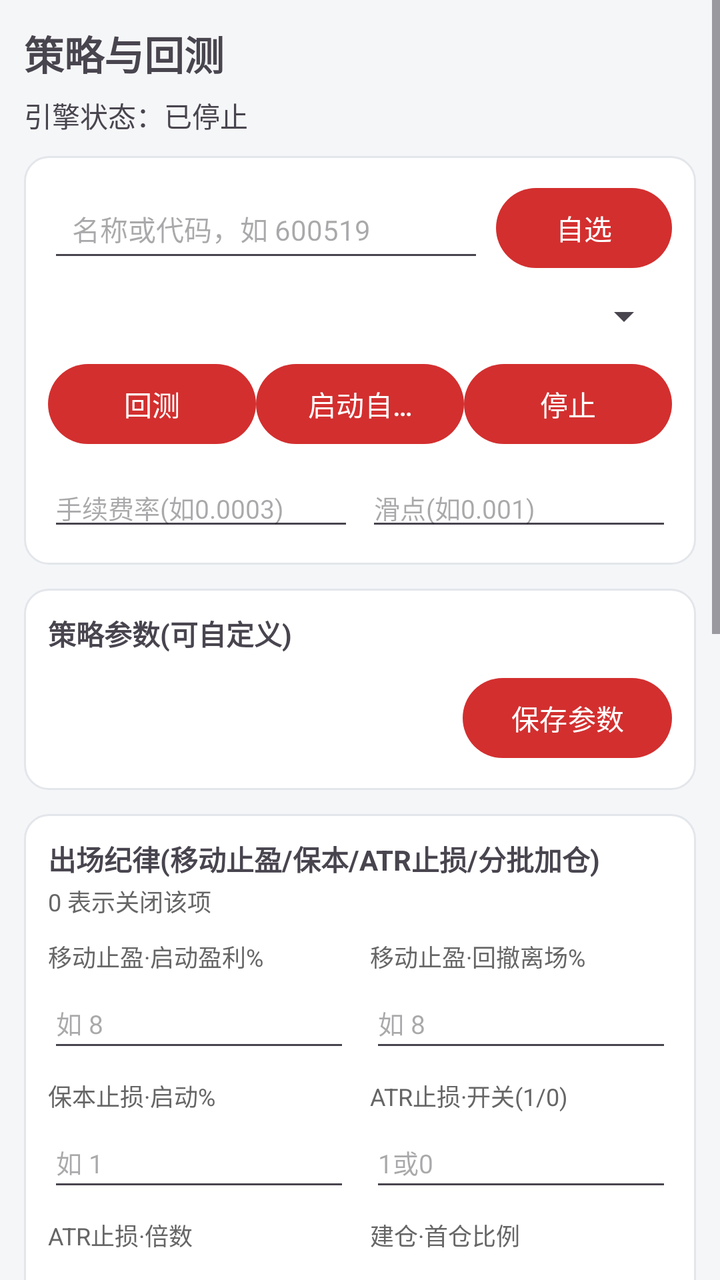
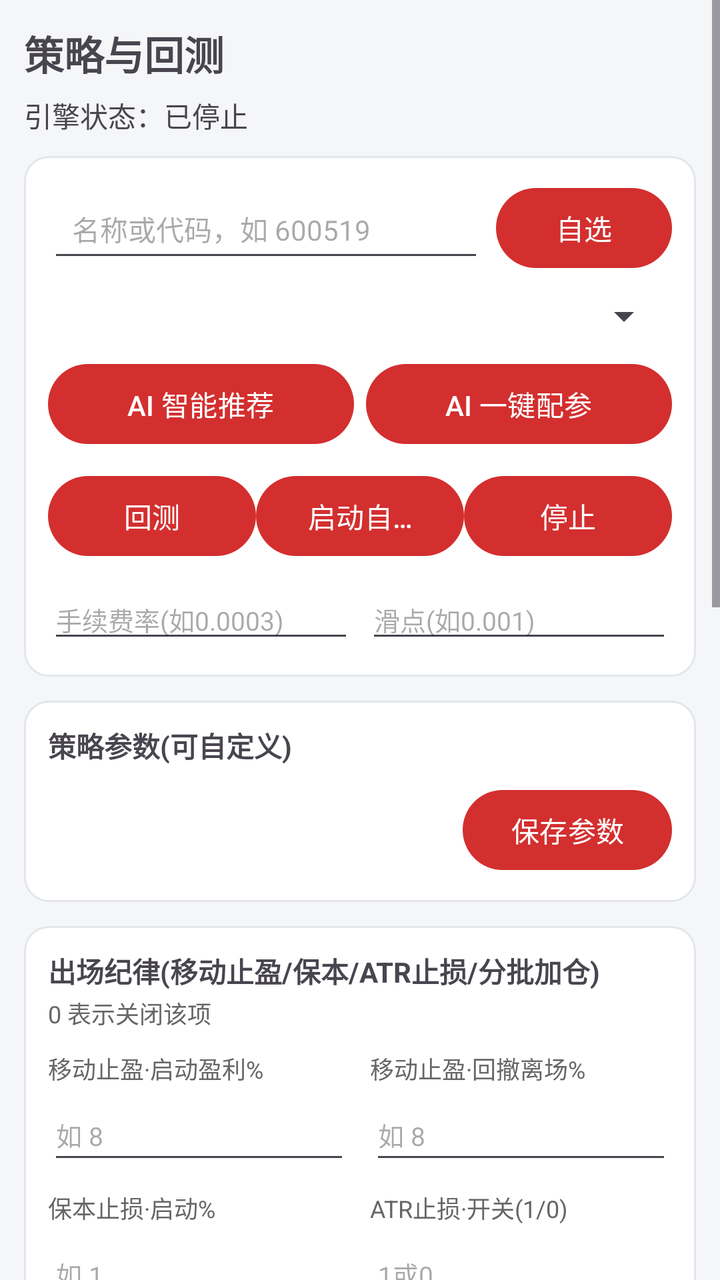

Compare the two renders of this Android layout. The source of the first and the diff that turns it into the second are given below.
<!-- AndroidManifest.xml: application theme Theme.QuantApp -->
<!-- res/layout/fragment_strategy.xml -->
<?xml version="1.0" encoding="utf-8"?>
<ScrollView xmlns:android="http://schemas.android.com/apk/res/android"
    android:layout_width="match_parent" android:layout_height="match_parent">

    <LinearLayout android:layout_width="match_parent" android:layout_height="wrap_content"
        android:orientation="vertical" android:padding="12dp">

        <TextView android:layout_width="wrap_content" android:layout_height="wrap_content"
            android:text="策略与回测" android:textSize="20sp" android:textStyle="bold" />

        <TextView android:id="@+id/tv_running_status" android:layout_width="match_parent"
            android:layout_height="wrap_content" android:layout_marginTop="6dp"
            android:text="引擎状态：已停止" />

        <LinearLayout android:layout_width="match_parent" android:layout_height="wrap_content"
            android:orientation="vertical" android:layout_marginTop="10dp"
            android:padding="12dp" android:background="@drawable/bg_card">
            <LinearLayout android:layout_width="match_parent" android:layout_height="wrap_content"
                android:orientation="horizontal">
                <AutoCompleteTextView android:id="@+id/et_strat_symbol"
                    android:layout_width="0dp" android:layout_height="wrap_content"
                    android:layout_weight="1" android:minHeight="46dp"
                    android:paddingStart="12dp" android:paddingEnd="12dp"
                    android:gravity="center_vertical" android:textSize="14sp"
                    android:hint="名称或代码，如 600519"
                    android:inputType="text" android:singleLine="true" android:completionThreshold="1" />
                <Button android:id="@+id/btn_pick_watch" android:layout_width="wrap_content"
                    android:layout_height="wrap_content" android:layout_marginStart="6dp"
                    android:text="自选" />
            </LinearLayout>
            <Spinner android:id="@+id/spinner_strategy" android:layout_width="match_parent"
                android:layout_height="wrap_content" android:layout_marginTop="8dp" />

            <LinearLayout android:layout_width="match_parent" android:layout_height="wrap_content"
                android:orientation="horizontal" android:layout_marginTop="8dp">
                <Button android:id="@+id/btn_backtest" android:layout_width="0dp"
                    android:layout_height="wrap_content" android:layout_weight="1"
                    android:singleLine="true" android:text="回测" />
                <Button android:id="@+id/btn_start" android:layout_width="0dp"
                    android:layout_height="wrap_content" android:layout_weight="1"
                    android:singleLine="true" android:text="启动自动交易" />
                <Button android:id="@+id/btn_stop" android:layout_width="0dp"
                    android:layout_height="wrap_content" android:layout_weight="1"
                    android:singleLine="true" android:text="停止" />
            </LinearLayout>

            <LinearLayout android:layout_width="match_parent" android:layout_height="wrap_content"
                android:orientation="horizontal" android:layout_marginTop="8dp">
                <EditText android:id="@+id/et_fee_rate" android:layout_width="0dp"
                    android:layout_height="wrap_content" android:layout_weight="1"
                    android:textSize="13sp" android:hint="手续费率(如0.0003)" android:inputType="numberDecimal"
                    android:singleLine="true" />
                <EditText android:id="@+id/et_slippage" android:layout_width="0dp"
                    android:layout_height="wrap_content" android:layout_weight="1"
                    android:layout_marginStart="6dp"
                    android:textSize="13sp" android:hint="滑点(如0.001)" android:inputType="numberDecimal"
                    android:singleLine="true" />
            </LinearLayout>
        </LinearLayout>

        <LinearLayout android:layout_width="match_parent" android:layout_height="wrap_content"
            android:orientation="vertical" android:layout_marginTop="12dp"
            android:padding="12dp" android:background="@drawable/bg_card">
            <TextView android:layout_width="wrap_content" android:layout_height="wrap_content"
                android:text="策略参数(可自定义)" android:textStyle="bold" />
            <LinearLayout android:id="@+id/linear_params" android:layout_width="match_parent"
                android:layout_height="wrap_content" android:orientation="vertical" android:layout_marginTop="4dp" />
            <Button android:id="@+id/btn_apply_params" android:layout_width="wrap_content"
                android:layout_height="wrap_content" android:layout_gravity="end"
                android:layout_marginTop="4dp" android:text="保存参数" />
        </LinearLayout>

        <LinearLayout android:layout_width="match_parent" android:layout_height="wrap_content"
            android:orientation="vertical" android:layout_marginTop="12dp"
            android:padding="12dp" android:background="@drawable/bg_card">
            <TextView android:layout_width="wrap_content" android:layout_height="wrap_content"
                android:text="出场纪律(移动止盈/保本/ATR止损/分批加仓)" android:textStyle="bold"
                android:textSize="14sp" />
            <TextView android:layout_width="wrap_content" android:layout_height="wrap_content"
                android:layout_marginTop="2dp" android:text="0 表示关闭该项" android:textSize="12sp"
                android:textColor="@color/text_secondary" />

            <LinearLayout android:layout_width="match_parent" android:layout_height="wrap_content"
                android:orientation="horizontal" android:layout_marginTop="10dp">
                <LinearLayout android:layout_width="0dp" android:layout_height="wrap_content"
                    android:layout_weight="1" android:orientation="vertical">
                    <TextView android:layout_width="wrap_content" android:layout_height="wrap_content"
                        android:text="移动止盈·启动盈利%"
                        android:textSize="12sp" android:textColor="@color/text_secondary" />
                    <EditText android:id="@+id/et_trail_activate" android:layout_width="match_parent"
                        android:layout_height="wrap_content" android:minHeight="42dp"
                        android:layout_marginTop="2dp" android:textSize="13sp" android:hint="如 8" android:inputType="numberDecimal"
                        android:singleLine="true" />
                </LinearLayout>
                <LinearLayout android:layout_width="0dp" android:layout_height="wrap_content"
                    android:layout_weight="1" android:layout_marginStart="10dp"
                    android:orientation="vertical">
                    <TextView android:layout_width="wrap_content" android:layout_height="wrap_content"
                        android:text="移动止盈·回撤离场%"
                        android:textSize="12sp" android:textColor="@color/text_secondary" />
                    <EditText android:id="@+id/et_trail_stop" android:layout_width="match_parent"
                        android:layout_height="wrap_content" android:minHeight="42dp"
                        android:layout_marginTop="2dp" android:textSize="13sp" android:hint="如 8" android:inputType="numberDecimal"
                        android:singleLine="true" />
                </LinearLayout>
            </LinearLayout>

            <LinearLayout android:layout_width="match_parent" android:layout_height="wrap_content"
                android:orientation="horizontal" android:layout_marginTop="8dp">
                <LinearLayout android:layout_width="0dp" android:layout_height="wrap_content"
                    android:layout_weight="1" android:orientation="vertical">
                    <TextView android:layout_width="wrap_content" android:layout_height="wrap_content"
                        android:text="保本止损·启动%"
                        android:textSize="12sp" android:textColor="@color/text_secondary" />
                    <EditText android:id="@+id/et_breakeven" android:layout_width="match_parent"
                        android:layout_height="wrap_content" android:minHeight="42dp"
                        android:layout_marginTop="2dp" android:textSize="13sp" android:hint="如 1" android:inputType="numberDecimal"
                        android:singleLine="true" />
                </LinearLayout>
                <LinearLayout android:layout_width="0dp" android:layout_height="wrap_content"
                    android:layout_weight="1" android:layout_marginStart="10dp"
                    android:orientation="vertical">
                    <TextView android:layout_width="wrap_content" android:layout_height="wrap_content"
                        android:text="ATR止损·开关(1/0)"
                        android:textSize="12sp" android:textColor="@color/text_secondary" />
                    <EditText android:id="@+id/et_atr_enabled" android:layout_width="match_parent"
                        android:layout_height="wrap_content" android:minHeight="42dp"
                        android:layout_marginTop="2dp" android:textSize="13sp" android:hint="1或0" android:inputType="number"
                        android:singleLine="true" />
                </LinearLayout>
            </LinearLayout>

            <LinearLayout android:layout_width="match_parent" android:layout_height="wrap_content"
                android:orientation="horizontal" android:layout_marginTop="8dp">
                <LinearLayout android:layout_width="0dp" android:layout_height="wrap_content"
                    android:layout_weight="1" android:orientation="vertical">
                    <TextView android:layout_width="wrap_content" android:layout_height="wrap_content"
                        android:text="ATR止损·倍数"
                        android:textSize="12sp" android:textColor="@color/text_secondary" />
                    <EditText android:id="@+id/et_atr_mult" android:layout_width="match_parent"
                        android:layout_height="wrap_content" android:minHeight="42dp"
                        android:layout_marginTop="2dp" android:textSize="13sp" android:hint="如 2" android:inputType="numberDecimal"
                        android:singleLine="true" />
                </LinearLayout>
                <LinearLayout android:layout_width="0dp" android:layout_height="wrap_content"
                    android:layout_weight="1" android:layout_marginStart="10dp"
                    android:orientation="vertical">
                    <TextView android:layout_width="wrap_content" android:layout_height="wrap_content"
                        android:text="建仓·首仓比例"
                        android:textSize="12sp" android:textColor="@color/text_secondary" />
                    <EditText android:id="@+id/et_first_buy" android:layout_width="match_parent"
                        android:layout_height="wrap_content" android:minHeight="42dp"
                        android:layout_marginTop="2dp" android:textSize="13sp" android:hint="如 0.5" android:inputType="numberDecimal"
                        android:singleLine="true" />
                </LinearLayout>
            </LinearLayout>

            <LinearLayout android:layout_width="match_parent" android:layout_height="wrap_content"
                android:orientation="horizontal" android:layout_marginTop="8dp">
                <LinearLayout android:layout_width="0dp" android:layout_height="wrap_content"
                    android:layout_weight="1" android:orientation="vertical">
                    <TextView android:layout_width="wrap_content" android:layout_height="wrap_content"
                        android:text="加仓·每档比例"
                        android:textSize="12sp" android:textColor="@color/text_secondary" />
                    <EditText android:id="@+id/et_add_pct" android:layout_width="match_parent"
                        android:layout_height="wrap_content" android:minHeight="42dp"
                        android:layout_marginTop="2dp" android:textSize="13sp" android:hint="如 0.2" android:inputType="numberDecimal"
                        android:singleLine="true" />
                </LinearLayout>
                <LinearLayout android:layout_width="0dp" android:layout_height="wrap_content"
                    android:layout_weight="1" android:layout_marginStart="10dp"
                    android:orientation="vertical">
                    <TextView android:layout_width="wrap_content" android:layout_height="wrap_content"
                        android:text="加仓·盈利档位%"
                        android:textSize="12sp" android:textColor="@color/text_secondary" />
                    <EditText android:id="@+id/et_add_thr" android:layout_width="match_parent"
                        android:layout_height="wrap_content" android:minHeight="42dp"
                        android:layout_marginTop="2dp" android:textSize="13sp" android:hint="如 3" android:inputType="numberDecimal"
                        android:singleLine="true" />
                </LinearLayout>
            </LinearLayout>

            <Button android:id="@+id/btn_apply_exit" android:layout_width="wrap_content"
                android:layout_height="wrap_content" android:layout_gravity="end"
                android:layout_marginTop="8dp" android:text="保存出场纪律" />
        </LinearLayout>

        <TextView android:id="@+id/tv_backtest"
            android:layout_width="match_parent" android:layout_height="wrap_content"
            android:layout_marginTop="12dp" android:padding="12dp" android:background="@drawable/bg_card"
            android:textIsSelectable="true" android:textSize="14sp" />

        <LinearLayout android:layout_width="match_parent" android:layout_height="wrap_content"
            android:orientation="vertical" android:layout_marginTop="8dp"
            android:padding="12dp" android:background="@drawable/bg_card">
            <TextView android:layout_width="wrap_content" android:layout_height="wrap_content"
                android:text="权益曲线（策略 vs 买入持有）" android:textStyle="bold"
                android:textSize="14sp" />
            <com.github.mikephil.charting.charts.LineChart
                android:id="@+id/chart_equity" android:layout_width="match_parent"
                android:layout_height="180dp" android:layout_marginTop="8dp" />
        </LinearLayout>

        <LinearLayout android:layout_width="match_parent" android:layout_height="wrap_content"
            android:orientation="vertical" android:layout_marginTop="12dp"
            android:padding="12dp" android:background="@drawable/bg_card">
            <TextView android:layout_width="wrap_content" android:layout_height="wrap_content"
                android:text="运行中策略" android:textStyle="bold" />
            <ListView android:id="@+id/list_active" android:layout_width="match_parent"
                android:layout_height="wrap_content" android:layout_marginTop="6dp" />
        </LinearLayout>

        <LinearLayout android:layout_width="match_parent" android:layout_height="wrap_content"
            android:orientation="vertical" android:layout_marginTop="12dp"
            android:padding="12dp" android:background="@drawable/bg_card">
            <LinearLayout android:layout_width="match_parent" android:layout_height="wrap_content"
                android:orientation="horizontal" android:gravity="center_vertical">
                <TextView android:layout_width="0dp" android:layout_height="wrap_content"
                    android:layout_weight="1" android:text="信号与成交日志" android:textStyle="bold" />
                <Button android:id="@+id/btn_clear_log" android:layout_width="wrap_content"
                    android:layout_height="wrap_content" android:text="清空" />
            </LinearLayout>
            <ScrollView android:layout_width="match_parent" android:layout_height="wrap_content"
                android:layout_marginTop="6dp">
                <TextView android:id="@+id/tv_engine_log"
                    android:layout_width="match_parent" android:layout_height="wrap_content"
                    android:padding="4dp" android:textIsSelectable="true" android:textSize="12sp"
                    android:fontFamily="monospace" />
            </ScrollView>
        </LinearLayout>
    </LinearLayout>
</ScrollView>
<!-- resources referenced by this layout -->
<resources>
  <color name="text_secondary">#666666</color>
  <!-- drawable bg_card (drawable) -->
  <?xml version="1.0" encoding="utf-8"?>
  <shape xmlns:android="http://schemas.android.com/apk/res/android" android:shape="rectangle">
      <solid android:color="@color/card_bg" />
      <corners android:radius="12dp" />
      <stroke android:width="1dp" android:color="@color/divider" />
  </shape>
  <style name="Theme.QuantApp" parent="Theme.Material3.DayNight.NoActionBar">
          <item name="colorPrimary">@color/brand</item>
          <item name="colorPrimaryVariant">@color/brand_dark</item>
          <item name="colorOnPrimary">#FFFFFF</item>
          <item name="android:statusBarColor">@color/brand_dark</item>
          <item name="android:windowBackground">@color/bg</item>
      </style>
  <color name="card_bg">#FFFFFF</color>
  <color name="divider">#E3E6EA</color>
  <color name="brand">#D32F2F</color>
  <color name="brand_dark">#B71C1C</color>
  <color name="bg">#F5F6F8</color>
</resources>

<!-- the commit's change to res/layout/fragment_strategy.xml (unified diff, before → after) -->
@@ -33,6 +33,17 @@
 
             <LinearLayout android:layout_width="match_parent" android:layout_height="wrap_content"
                 android:orientation="horizontal" android:layout_marginTop="8dp">
+                <Button android:id="@+id/btn_ai_recommend" android:layout_width="0dp"
+                    android:layout_height="wrap_content" android:layout_weight="1"
+                    android:singleLine="true" android:text="AI 智能推荐" />
+                <Button android:id="@+id/btn_ai_optimize" android:layout_width="0dp"
+                    android:layout_height="wrap_content" android:layout_weight="1"
+                    android:layout_marginStart="6dp"
+                    android:singleLine="true" android:text="AI 一键配参" />
+            </LinearLayout>
+
+            <LinearLayout android:layout_width="match_parent" android:layout_height="wrap_content"
+                android:orientation="horizontal" android:layout_marginTop="8dp">
                 <Button android:id="@+id/btn_backtest" android:layout_width="0dp"
                     android:layout_height="wrap_content" android:layout_weight="1"
                     android:singleLine="true" android:text="回测" />
